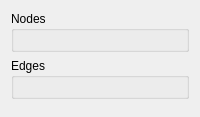
evoplex/evoplex, file src/gui/forms/graphsettings.ui: the form before one commit.
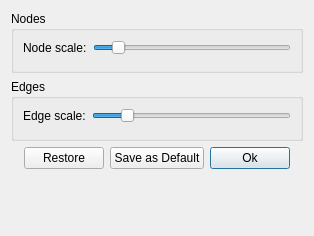
The form after the commit. Custom widgets are drawn as their Qt base class.

Commit message: graph widgets - allows setting the edge and node sizes

```diff
--- a/src/gui/forms/graphsettings.ui
+++ b/src/gui/forms/graphsettings.ui
@@ -2,6 +2,14 @@
 <ui version="4.0">
  <class>GraphSettings</class>
  <widget class="QDialog" name="GraphSettings">
+  <property name="geometry">
+   <rect>
+    <x>0</x>
+    <y>0</y>
+    <width>314</width>
+    <height>236</height>
+   </rect>
+  </property>
   <property name="windowTitle">
    <string>Graph Settings</string>
   </property>
@@ -12,6 +20,33 @@
       <string>Nodes</string>
      </property>
      <layout class="QVBoxLayout" name="verticalLayout_2">
+      <item>
+       <layout class="QHBoxLayout" name="horizontalLayout">
+        <item>
+         <widget class="QLabel" name="label">
+          <property name="text">
+           <string>Node scale:</string>
+          </property>
+         </widget>
+        </item>
+        <item>
+         <widget class="QSlider" name="nodeScale">
+          <property name="minimum">
+           <number>5</number>
+          </property>
+          <property name="maximum">
+           <number>55</number>
+          </property>
+          <property name="value">
+           <number>10</number>
+          </property>
+          <property name="orientation">
+           <enum>Qt::Horizontal</enum>
+          </property>
+         </widget>
+        </item>
+       </layout>
+      </item>
       <item>
        <widget class="evoplex::AttrColorSelector" name="nodesColor" native="true"/>
       </item>
@@ -24,17 +59,122 @@
       <string>Edges</string>
      </property>
      <layout class="QGridLayout" name="gridLayout_2">
-      <item row="0" column="0">
+      <item row="1" column="0">
        <widget class="evoplex::AttrColorSelector" name="edgesColor" native="true"/>
       </item>
+      <item row="0" column="0">
+       <layout class="QHBoxLayout" name="horizontalLayout_2">
+        <item>
+         <widget class="QLabel" name="label_2">
+          <property name="text">
+           <string>Edge scale:</string>
+          </property>
+         </widget>
+        </item>
+        <item>
+         <widget class="QSlider" name="edgeScale">
+          <property name="minimum">
+           <number>10</number>
+          </property>
+          <property name="maximum">
+           <number>110</number>
+          </property>
+          <property name="value">
+           <number>25</number>
+          </property>
+          <property name="orientation">
+           <enum>Qt::Horizontal</enum>
+          </property>
+         </widget>
+        </item>
+       </layout>
+      </item>
      </layout>
     </widget>
    </item>
+   <item>
+    <layout class="QHBoxLayout" name="horizontalLayout_3">
+     <item>
+      <spacer name="horizontalSpacer">
+       <property name="orientation">
+        <enum>Qt::Horizontal</enum>
+       </property>
+       <property name="sizeHint" stdset="0">
+        <size>
+         <width>40</width>
+         <height>20</height>
+        </size>
+       </property>
+      </spacer>
+     </item>
+     <item>
+      <widget class="QPushButton" name="bRestore">
+       <property name="text">
+        <string>Restore</string>
+       </property>
+       <property name="shortcut">
+        <string>R</string>
+       </property>
+       <property name="autoDefault">
+        <bool>false</bool>
+       </property>
+      </widget>
+     </item>
+     <item>
+      <widget class="QPushButton" name="bSaveAsDefault">
+       <property name="text">
+        <string>Save as Default</string>
+       </property>
+       <property name="shortcut">
+        <string>S</string>
+       </property>
+       <property name="autoDefault">
+        <bool>false</bool>
+       </property>
+      </widget>
+     </item>
+     <item>
+      <widget class="QPushButton" name="bOk">
+       <property name="text">
+        <string>Ok</string>
+       </property>
+       <property name="shortcut">
+        <string>O</string>
+       </property>
+       <property name="autoDefault">
+        <bool>false</bool>
+       </property>
+       <property name="default">
+        <bool>true</bool>
+       </property>
+      </widget>
+     </item>
+     <item>
+      <spacer name="horizontalSpacer_2">
+       <property name="orientation">
+        <enum>Qt::Horizontal</enum>
+       </property>
+       <property name="sizeHint" stdset="0">
+        <size>
+         <width>40</width>
+         <height>20</height>
+        </size>
+       </property>
+      </spacer>
+     </item>
+    </layout>
+   </item>
    <item>
     <spacer name="verticalSpacer">
      <property name="orientation">
       <enum>Qt::Vertical</enum>
      </property>
+     <property name="sizeHint" stdset="0">
+      <size>
+       <width>0</width>
+       <height>0</height>
+      </size>
+     </property>
     </spacer>
    </item>
   </layout>
```
The commit also changes 13 other files.
